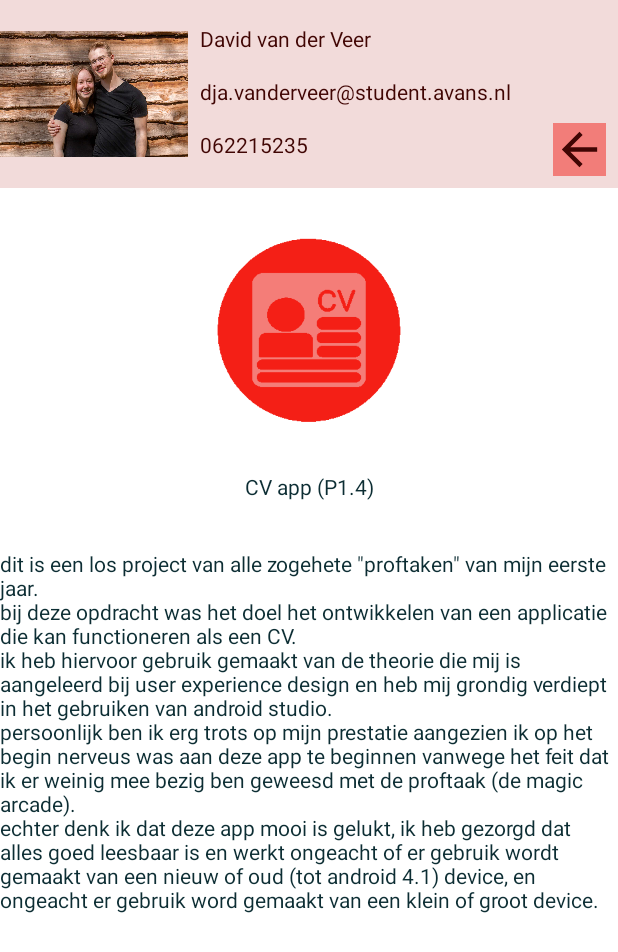
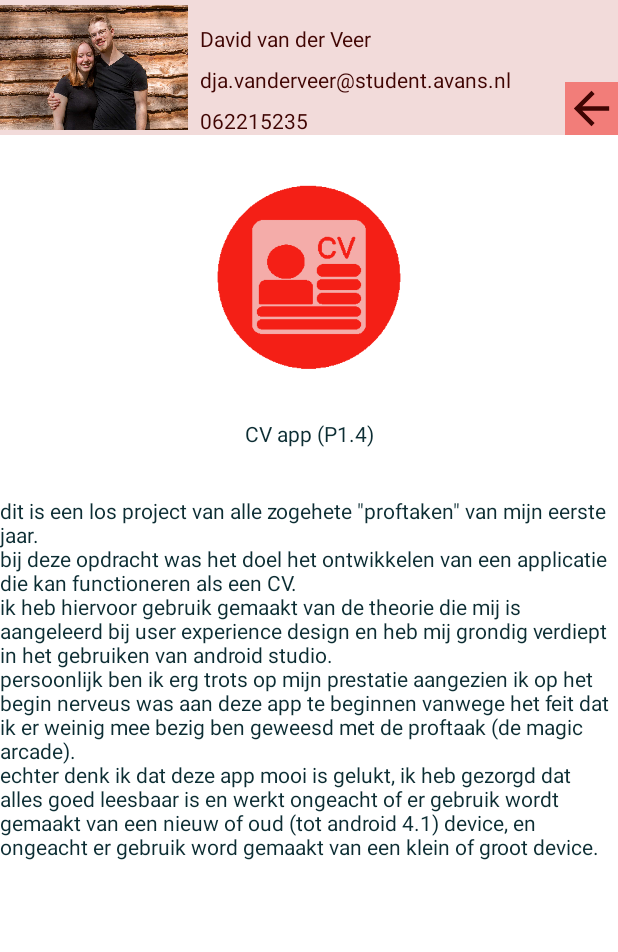
Before and after one commit to davidVeer/CV_Applicatie, an Android app: the fragment Project5 placed in its activity, on a phone screen of 412 x 824 dp. Shown: the top 952 px of the screen. Run offline under Robolectric (Android 15) with nearby library versions, the phone set to English and light mode, and no system bars.

Commit message:
finalised version

```diff
--- a/app/src/main/res/drawable/cv_app_icon_background.xml
+++ b/app/src/main/res/drawable/cv_app_icon_background.xml
@@ -1,10 +1,3 @@
 <?xml version="1.0" encoding="utf-8"?>
-<vector xmlns:android="http://schemas.android.com/apk/res/android"
-    android:width="108dp"
-    android:height="108dp"
-    android:viewportWidth="108"
-    android:viewportHeight="108">
-    <path
-        android:fillColor="#f41f16"
-        android:pathData="M0,0h108v108h-108z" />
-</vector>
+<color android:color="#f41f16"
+    xmlns:android="http://schemas.android.com/apk/res/android"></color>
--- a/app/src/main/res/layout/activity_main.xml
+++ b/app/src/main/res/layout/activity_main.xml
@@ -22,7 +22,7 @@
         <ImageView
             android:id="@+id/profilePicture"
             android:layout_width="125dp"
-            android:layout_height="125dp"
+            android:layout_height="90dp"
             app:layout_constraintBottom_toBottomOf="parent"
             app:layout_constraintStart_toStartOf="parent"
             app:layout_constraintTop_toTopOf="parent"
@@ -45,7 +45,7 @@
             android:layout_width="wrap_content"
             android:layout_height="wrap_content"
             android:layout_marginStart="8dp"
-            android:layout_marginTop="16dp"
+            android:layout_marginTop="8dp"
             android:text="@string/emailAdress"
             android:textColor="#400503"
             app:layout_constraintStart_toEndOf="@+id/profilePicture"
@@ -56,7 +56,7 @@
             android:layout_width="wrap_content"
             android:layout_height="wrap_content"
             android:layout_marginStart="8dp"
-            android:layout_marginTop="16dp"
+            android:layout_marginTop="8dp"
             android:text="@string/phoneNumber"
             android:textColor="#400503"
             app:layout_constraintStart_toEndOf="@+id/profilePicture"
@@ -66,8 +66,6 @@
             android:id="@+id/backButton"
             android:layout_width="wrap_content"
             android:layout_height="wrap_content"
-            android:layout_marginEnd="8dp"
-            android:layout_marginBottom="8dp"
             android:background="#F27D79"
             android:src="@drawable/baseline_arrow_back_24"
             app:layout_constraintBottom_toBottomOf="parent"
```
Also changed, not shown: app/src/main/res/values/strings.xml (+44 -46 lines), app/src/main/cv_app_icon-playstore.png, app/src/main/res/drawable/cv_app_icon.png, app/src/main/res/mipmap-hdpi/cv_app_icon.webp, app/src/main/res/mipmap-hdpi/cv_app_icon_foreground.webp, app/src/main/res/mipmap-hdpi/cv_app_icon_round.webp, app/src/main/res/mipmap-mdpi/cv_app_icon.webp, app/src/main/res/mipmap-mdpi/cv_app_icon_foreground.webp, app/src/main/res/mipmap-mdpi/cv_app_icon_round.webp, app/src/main/res/mipmap-xhdpi/cv_app_icon.webp, app/src/main/res/mipmap-xhdpi/cv_app_icon_foreground.webp, app/src/main/res/mipmap-xhdpi/cv_app_icon_round.webp, app/src/main/res/mipmap-xxhdpi/cv_app_icon.webp, app/src/main/res/mipmap-xxhdpi/cv_app_icon_foreground.webp, 4 more files.
